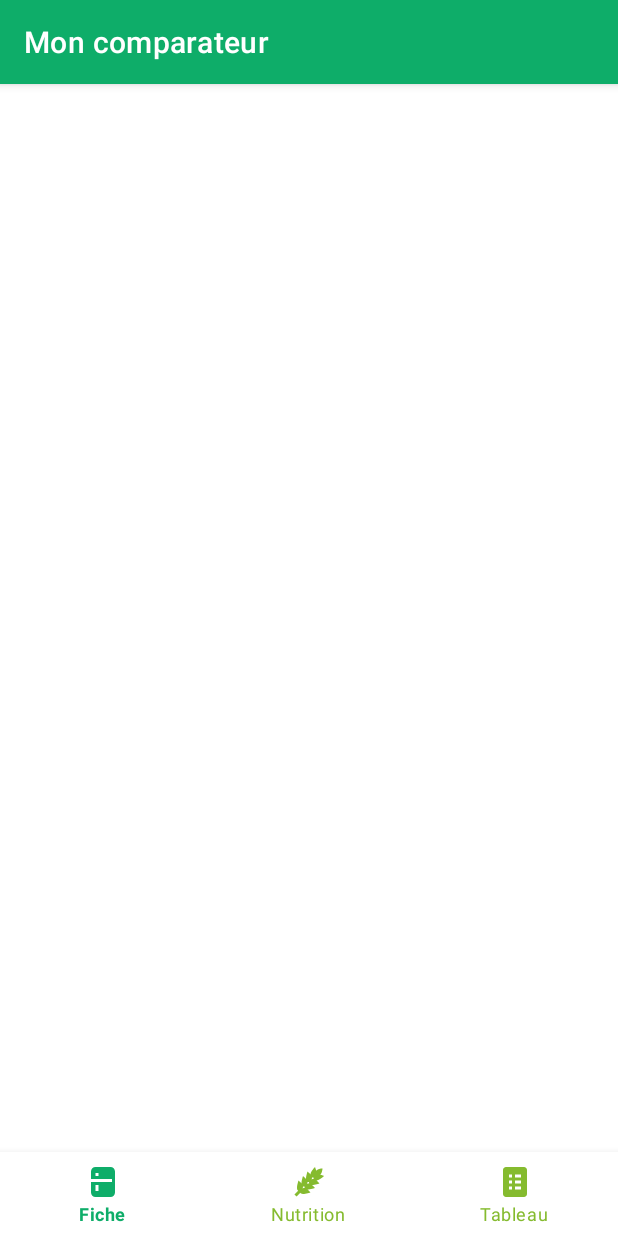
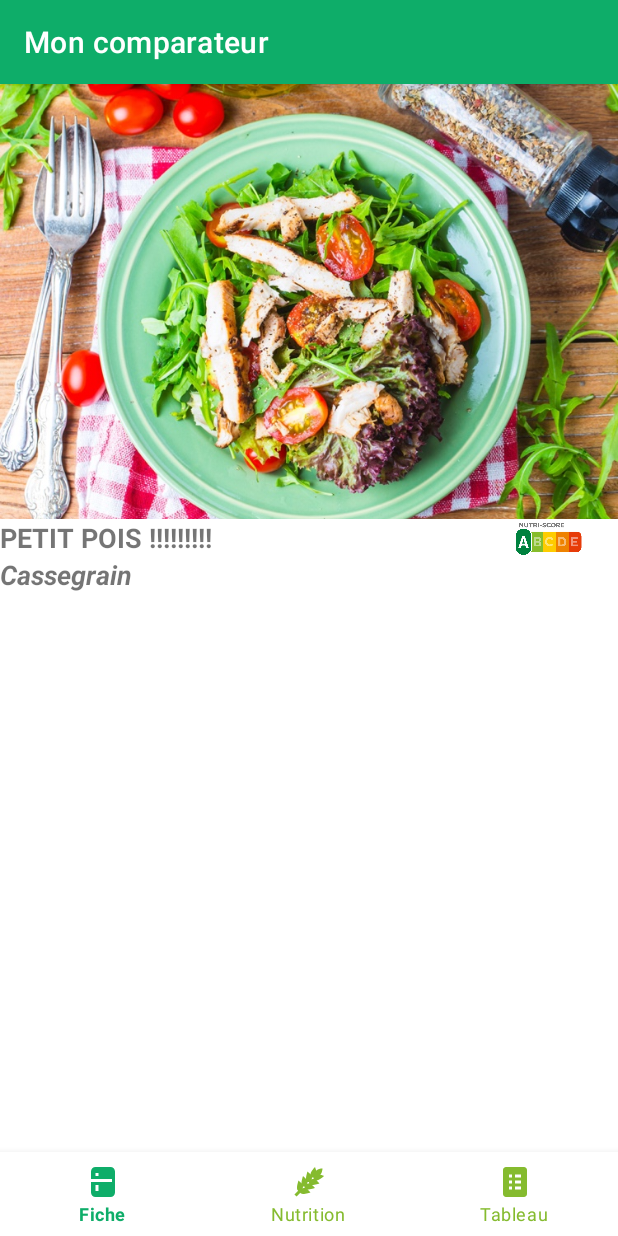
Before and after one commit to amelie-qqch/android-first-project, an Android app: the screen it shows after launch (MainActivity), on a phone screen of 412 x 824 dp. Run offline under Robolectric (Android 15) with nearby library versions, the phone set to English and light mode, and no system bars; our stand-ins replace Picasso, navigation-ui.

Commit message:
ajoute navigation dynamique

```diff
--- a/app/src/main/java/com/example/test/ProductDetailsFragment.kt
+++ b/app/src/main/java/com/example/test/ProductDetailsFragment.kt
@@ -5,7 +5,9 @@ import android.view.LayoutInflater
 import android.view.View
 import android.view.ViewGroup
 import androidx.fragment.app.Fragment
-import kotlinx.android.synthetic.main.new_details_layout.view.*
+import androidx.navigation.fragment.NavHostFragment
+import androidx.navigation.ui.NavigationUI
+import kotlinx.android.synthetic.main.new_details_layout.*
 
 class ProductDetailsFragment : Fragment() {
     override fun onCreateView(
@@ -23,21 +25,7 @@ class ProductDetailsFragment : Fragment() {
     override fun onViewCreated(view: View, savedInstanceState: Bundle?) {
         super.onViewCreated(view, savedInstanceState)
 
-        view.product_details_bottom_nav.setOnNavigationItemSelectedListener {
-            childFragmentManager.beginTransaction()
-                .replace(
-                    R.id.product_details_nav_host, when (it.itemId) {
-                        R.id.tab_fiche      -> FirstFragment()
-                        R.id.tab_tableau    -> Fragment2()
-                        R.id.tab_nutrition  -> Fragment3()
-                        else -> throw Exception("Je panique")
-                    }
-                )
-                .commitAllowingStateLoss()
-
-            true
-
-        }
-
+        val navHost = childFragmentManager.findFragmentById(R.id.product_details_nav_host) as NavHostFragment
+        NavigationUI.setupWithNavController(product_details_bottom_nav, navHost.navController)
     }
 }
--- a/app/src/main/res/layout/new_details_layout.xml
+++ b/app/src/main/res/layout/new_details_layout.xml
@@ -4,14 +4,16 @@
     android:layout_width="match_parent"
     android:layout_height="match_parent">
 
-    <FrameLayout
+    <androidx.fragment.app.FragmentContainerView
         android:id="@+id/product_details_nav_host"
+        android:name="androidx.navigation.fragment.NavHostFragment"
         android:layout_width="match_parent"
         android:layout_height="0dp"
         app:layout_constraintBottom_toTopOf="@id/product_details_bottom_nav"
         app:layout_constraintEnd_toEndOf="parent"
         app:layout_constraintStart_toStartOf="parent"
-        app:layout_constraintTop_toTopOf="parent" />
+        app:layout_constraintTop_toTopOf="parent"
+        app:navGraph="@navigation/tab_main" />
 
     <com.google.android.material.bottomnavigation.BottomNavigationView
         android:id="@+id/product_details_bottom_nav"
--- /dev/null
+++ b/app/src/main/res/navigation/tab_main.xml
@@ -0,0 +1,19 @@
+<?xml version="1.0" encoding="utf-8"?>
+<navigation xmlns:android="http://schemas.android.com/apk/res/android"
+    xmlns:app="http://schemas.android.com/apk/res-auto"
+    android:id="@+id/tab_main"
+    app:startDestination="@id/tab_fiche">
+
+    <fragment
+        android:id="@+id/tab_fiche"
+        android:name="com.example.test.FirstFragment"
+        android:label="FirstFragment" />
+    <fragment
+        android:id="@+id/tab_nutrition"
+        android:name="com.example.test.Fragment2"
+        android:label="Fragment2" />
+    <fragment
+        android:id="@+id/tab_tableau"
+        android:name="com.example.test.Fragment3"
+        android:label="Fragment3" />
+</navigation>
```
